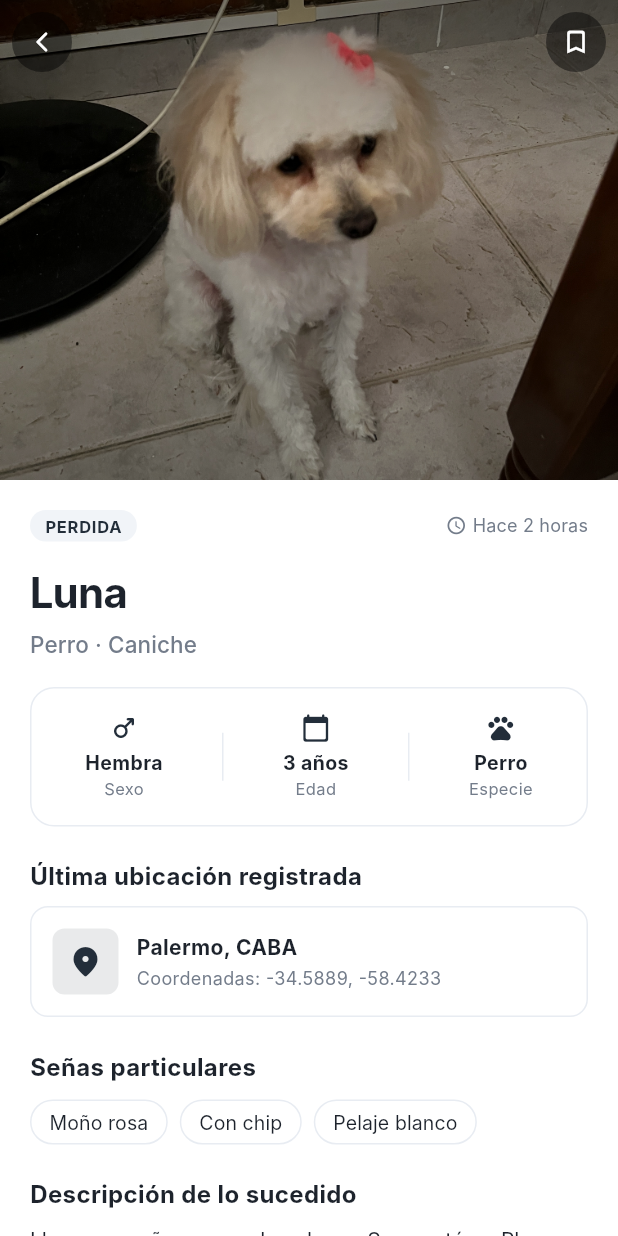
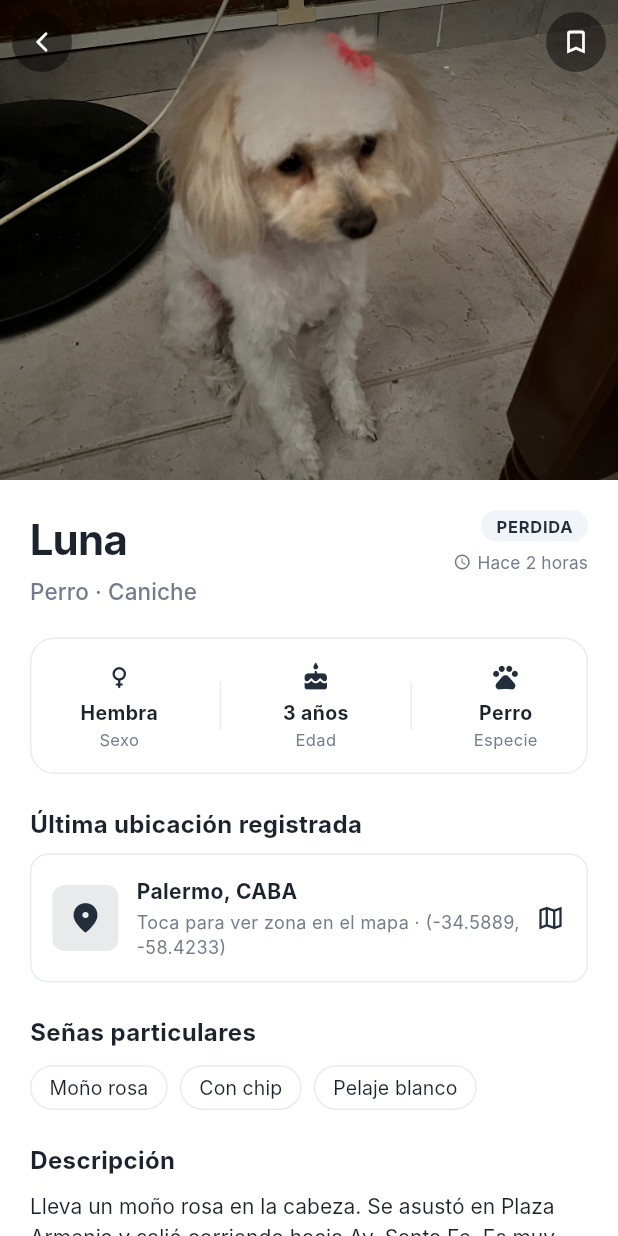
Before and after one commit to fabianmolinaaa/Yago, a Flutter app: the PetDetailScreen screen opened directly with sample values from the repository, on a phone screen of 412 x 824 dp. Run offline on Flutter 3.47's test engine with Material 3 defaults, Android fonts, the phone set to English and light mode, and no system bars; our stand-ins replace cloud_firestore, firebase_auth, firebase_core, firebase_storage, flutter_map, geolocator and 2 more; accounts and stored records are empty; network calls fail; Roboto replaces fonts that are missing (Inter).

Commit message:
HU-S1-05: feat(pet-detail): actualiza ficha de mascota, adaptación de campos, mapa contextual y resolución de casos

```diff
--- a/lib/screens/home/feed_tab.dart
+++ b/lib/screens/home/feed_tab.dart
@@ -77,8 +77,9 @@ class _FeedTabState extends State<FeedTab> {
         items = [...communityPets, ...communityPosts];
         break;
       default:
-        // Feed principal (Todos): integra todas las publicaciones y reportes
-        items = [...allPets, ...communityPosts];
+        // Feed principal (Todos): integra publicaciones y reportes activos (excluyendo mascotas ya recuperadas/resueltas)
+        final activePets = allPets.where((pet) => pet.status != YagoPetStatus.reunited).toList();
+        items = [...activePets, ...communityPosts];
         break;
     }
 
--- a/lib/screens/home/pet_map_tab.dart
+++ b/lib/screens/home/pet_map_tab.dart
@@ -17,7 +17,7 @@ class _PetMapTabState extends State<PetMapTab> {
 
   @override
   Widget build(BuildContext context) {
-    final pets = MockDataService().getAllPets();
+    final pets = MockDataService().getAllPets().where((p) => p.status != YagoPetStatus.reunited).toList();
 
     return Scaffold(
       backgroundColor: const Color(0xFFE8ECEF),
--- a/lib/screens/pet_detail/pet_detail_screen.dart
+++ b/lib/screens/pet_detail/pet_detail_screen.dart
@@ -1,8 +1,72 @@
 import 'package:flutter/material.dart';
 import '../../models/pet.dart';
+import '../../services/auth_service.dart';
 import '../../services/mock_data_service.dart';
 import '../../utils/design_system.dart';
 import '../../widgets/common/widgets.dart';
+
+/// Icono vectorial minimalista oficial para representar especie Felina / Gato.
+class CatIcon extends StatelessWidget {
+  final double size;
+  final Color color;
+
+  const CatIcon({
+    super.key,
+    this.size = 20,
+    this.color = AppColors.primary,
+  });
+
+  @override
+  Widget build(BuildContext context) {
+    return SizedBox(
+      width: size,
+      height: size,
+      child: CustomPaint(
+        painter: _CatIconPainter(color),
+      ),
+    );
+  }
+}
+
+class _CatIconPainter extends CustomPainter {
+  final Color color;
+
+  _CatIconPainter(this.color);
+
+  @override
+  void paint(Canvas canvas, Size size) {
+    final paint = Paint()
+      ..color = color
+      ..style = PaintingStyle.fill
+      ..isAntiAlias = true;
+
+    final scaleX = size.width / 24.0;
+    final scaleY = size.height / 24.0;
+
+    canvas.save();
+    canvas.scale(scaleX, scaleY);
+
+    final path = Path();
+    // Silueta de cabeza de gato estilizada con orejas triangulares
+    path.moveTo(12.0, 7.0);
+    path.lineTo(15.5, 7.0);
+    path.lineTo(19.5, 2.5); // Oreja derecha
+    path.lineTo(19.2, 9.8);
+    path.cubicTo(21.8, 12.8, 20.8, 17.5, 17.5, 20.2); // Mejilla derecha
+    path.cubicTo(14.5, 22.2, 9.5, 22.2, 6.5, 20.2); // Mentón
+    path.cubicTo(3.2, 17.5, 2.2, 12.8, 4.8, 9.8); // Mejilla izquierda
+    path.lineTo(4.5, 2.5); // Oreja izquierda
+    path.lineTo(8.5, 7.0);
+    path.close();
+
+    canvas.drawPath(path, paint);
+    canvas.restore();
+  }
+
+  @override
+  bool shouldRepaint(covariant _CatIconPainter oldDelegate) =>
+      oldDelegate.color != color;
+}
 
 class PetDetailScreen extends StatefulWidget {
   final Pet pet;
@@ -158,74 +222,90 @@ class _PetDetailScreenState extends State<PetDetailScreen> {
     );
   }
 
-  void _showReportSightingDialog() {
-    final sightingController = TextEditingController();
-    showDialog(
+  Future<void> _confirmMarkAsResolved() async {
+    final confirmed = await showDialog<bool>(
       context: context,
       builder: (ctx) => AlertDialog(
         shape: RoundedRectangleBorder(borderRadius: AppRadius.lgBorder),
-        title: const Text('Aportar información o avistamiento'),
-        content: Column(
-          mainAxisSize: MainAxisSize.min,
-          crossAxisAlignment: CrossAxisAlignment.start,
-          children: [
-            const Text(
-              '¿La viste recientemente o tienes algún dato certero? Tu ayuda es fundamental.',
-              style: TextStyle(fontSize: 13, color: AppColors.textSecondary),
+        title: const Text(
+          '¿Marcar como recuperada?',
+          style: TextStyle(fontFamily: 'Inter', fontWeight: FontWeight.bold),
         ),
-            const SizedBox(height: 16),
-            YagoTextField(
-              label: 'Detalles del avistamiento',
-              hint: 'Ej: La vi hoy a las 14hs cerca de la esquina...',
-              controller: sightingController,
-              maxLines: 3,
-            ),
-          ],
+        content: const Text(
+          '¿Estás seguro de que deseas marcar esta mascota como recuperada? El caso se dará por resuelto y el reporte dejará de mostrarse en los feeds.',
+          style: TextStyle(fontFamily: 'Inter', fontSize: 14, color: AppColors.textPrimary),
         ),
         actions: [
           TextButton(
-            onPressed: () => Navigator.of(ctx).pop(),
-            child: const Text('Cancelar'),
+            onPressed: () => Navigator.of(ctx).pop(false),
+            child: const Text('Cancelar', style: TextStyle(color: AppColors.textSecondary)),
           ),
           ElevatedButton(
             style: ElevatedButton.styleFrom(
-              backgroundColor: AppColors.primary,
+              backgroundColor: AppColors.reunited,
               foregroundColor: Colors.white,
+              elevation: 0,
               shape: RoundedRectangleBorder(borderRadius: AppRadius.smBorder),
             ),
-            onPressed: () {
-              if (sightingController.text.trim().isNotEmpty) {
-                Navigator.of(ctx).pop();
-                ScaffoldMessenger.of(context).showSnackBar(
-                  const SnackBar(
-                    content: Text('¡Gracias! Tu aviso fue notificado a la familia.'),
-                    backgroundColor: AppColors.primary,
-                  ),
-                );
-              }
-            },
-            child: const Text('Enviar reporte'),
+            onPressed: () => Navigator.of(ctx).pop(true),
+            child: const Text('Sí, marcar como recuperada'),
           ),
         ],
       ),
     );
+
+    if (confirmed == true && mounted) {
+      _markAsResolved();
+    }
   }
 
   void _markAsResolved() {
+    MockDataService().markAsReunited(_pet.id);
     setState(() {
-      MockDataService().markAsReunited(_pet.id);
       _pet = _pet.copyWith(status: YagoPetStatus.reunited);
     });
     ScaffoldMessenger.of(context).showSnackBar(
       const SnackBar(
-        content: Text('¡Felicitaciones! Mascota marcada como reunida.'),
+        content: Text('¡Caso resuelto! La mascota fue marcada como recuperada y retirada de los feeds.'),
         backgroundColor: AppColors.reunited,
+        duration: Duration(seconds: 4),
       ),
     );
   }
 
+  Widget _getSpeciesIcon(String species) {
+    final s = species.toLowerCase().trim();
+    if (s.contains('perro') || s.contains('canino') || s.contains('dog')) {
+      return const Icon(Icons.pets_rounded, size: 20, color: AppColors.primary);
+    } else if (s.contains('gato') || s.contains('felino') || s.contains('cat')) {
+      return const CatIcon(size: 20, color: AppColors.primary);
+    } else {
+      // 'Otro' (aves, tortugas, conejos, etc.)
+      return const Icon(Icons.cruelty_free_rounded, size: 20, color: AppColors.primary);
+    }
+  }
+
+  Widget _getGenderIcon(String gender) {
+    final g = gender.toLowerCase().trim();
+    if (g.contains('macho')) {
+      return const Icon(Icons.male_rounded, size: 20, color: AppColors.primary);
+    } else if (g.contains('hembra')) {
+      return const Icon(Icons.female_rounded, size: 20, color: AppColors.primary);
+    } else {
+      return const Icon(Icons.transgender_rounded, size: 20, color: AppColors.primary);
+    }
+  }
+
   @override
   Widget build(BuildContext context) {
+    final currentUser = AuthService().currentUser;
+    final isOwner = _pet.isUserOwner ||
+        (currentUser != null && _pet.ownerId == currentUser.uid) ||
+        (currentUser?.displayName != null &&
+            currentUser!.displayName!.isNotEmpty &&
+            _pet.contactName.trim().toLowerCase() ==
+                currentUser.displayName!.trim().toLowerCase());
+
     return Scaffold(
       backgroundColor: AppColors.background,
       body: CustomScrollView(
@@ -296,26 +376,14 @@ class _PetDetailScreenState extends State<PetDetailScreen> {
               child: Column(
                 crossAxisAlignment: CrossAxisAlignment.start,
                 children: [
-                  // Estado semántico y fecha
+                  // ─── 1. Nombre y Raza a la izquierda, Estado y Horario a la derecha ───
                   Row(
-                    mainAxisAlignment: MainAxisAlignment.spaceBetween,
+                    crossAxisAlignment: CrossAxisAlignment.start,
                     children: [
-                      YagoStatusBadge(status: _pet.status),
-                      Row(
+                      Expanded(
+                        child: Column(
+                          crossAxisAlignment: CrossAxisAlignment.start,
                           children: [
-                          const Icon(Icons.access_time_rounded, size: 14, color: AppColors.muted),
-                          const SizedBox(width: 4),
-                          Text(
-                            _pet.timeAgo,
-                            style: AppTypography.caption.copyWith(color: AppColors.textSecondary),
-                          ),
-                        ],
-                      ),
-                    ],
-                  ),
-                  const SizedBox(height: 14),
-
-                  // Nombre de la mascota
                             Text(
                               _pet.name,
                               style: const TextStyle(
@@ -327,20 +395,48 @@ class _PetDetailScreenState extends State<PetDetailScreen> {
                               ),
                             ),
                             const SizedBox(height: 4),
-
-                  // Raza y especie
                             Text(
-                    '${_pet.species} · ${_pet.breed}',
+                              _pet.species.isNotEmpty && _pet.species != 'Otro'
+                                  ? '${_pet.species} · ${_pet.breed}'
+                                  : _pet.breed,
                               style: AppTypography.subheadline.copyWith(
                                 color: AppColors.textSecondary,
                                 fontWeight: FontWeight.w500,
                               ),
                             ),
-                  const SizedBox(height: 18),
+                          ],
+                        ),
+                      ),
+                      const SizedBox(width: 12),
+                      Column(
+                        crossAxisAlignment: CrossAxisAlignment.end,
+                        mainAxisSize: MainAxisSize.min,
+                        children: [
+                          YagoStatusBadge(status: _pet.status),
+                          const SizedBox(height: 6),
+                          Row(
+                            mainAxisSize: MainAxisSize.min,
+                            children: [
+                              const Icon(Icons.access_time_rounded, size: 12, color: AppColors.muted),
+                              const SizedBox(width: 4),
+                              Text(
+                                _pet.timeAgo,
+                                style: AppTypography.caption.copyWith(
+                                  color: AppColors.textSecondary,
+                                  fontSize: 11.5,
+                                ),
+                              ),
+                            ],
+                          ),
+                        ],
+                      ),
+                    ],
+                  ),
+                  const SizedBox(height: 20),
 
-                  // Ficha de Atributos (Edad, Sexo, Ubicación)
+                  // ─── 2. Ficha de Atributos (Sexo, Edad aproximada, Especie) ───
                   Container(
-                    padding: const EdgeInsets.all(16),
+                    padding: const EdgeInsets.symmetric(vertical: 14, horizontal: 12),
                     decoration: BoxDecoration(
                       color: AppColors.surface,
                       borderRadius: AppRadius.lgBorder,
@@ -349,17 +445,21 @@ class _PetDetailScreenState extends State<PetDetailScreen> {
                     child: Row(
                       mainAxisAlignment: MainAxisAlignment.spaceAround,
                       children: [
-                        _buildAttributeItem('Sexo', _pet.gender, Icons.male_rounded),
+                        _buildAttributeItem('Sexo', _pet.gender, _getGenderIcon(_pet.gender)),
                         Container(width: 1, height: 32, color: AppColors.border),
-                        _buildAttributeItem('Edad', _pet.age, Icons.calendar_today_rounded),
+                        _buildAttributeItem(
+                          'Edad',
+                          _pet.age,
+                          const Icon(Icons.cake_rounded, size: 20, color: AppColors.primary),
+                        ),
                         Container(width: 1, height: 32, color: AppColors.border),
-                        _buildAttributeItem('Especie', _pet.species, Icons.pets_rounded),
+                        _buildAttributeItem('Especie', _pet.species, _getSpeciesIcon(_pet.species)),
                       ],
                     ),
                   ),
                   const SizedBox(height: 22),
 
-                  // Ubicación
+                  // ─── 3. Última ubicación registrada (Clickable -> abre mapa) ───
                   const Text(
                     'Última ubicación registrada',
                     style: TextStyle(
@@ -369,10 +469,17 @@ class _PetDetailScreenState extends State<PetDetailScreen> {
                     ),
                   ),
                   const SizedBox(height: 8),
-                  Container(
+                  Material(
+                    color: Colors.white,
+                    borderRadius: AppRadius.mdBorder,
+                    child: InkWell(
+                      borderRadius: AppRadius.mdBorder,
+                      onTap: () {
+                        ContextualZoneModal.show(context, _pet);
+                      },
+                      child: Container(
                         padding: const EdgeInsets.all(14),
                         decoration: BoxDecoration(
-                      color: Colors.white,
                           borderRadius: AppRadius.mdBorder,
                           border: Border.all(color: AppColors.border),
                         ),
@@ -401,18 +508,26 @@ class _PetDetailScreenState extends State<PetDetailScreen> {
                                   ),
                                   const SizedBox(height: 2),
                                   Text(
-                                'Coordenadas: ${_pet.latitude.toStringAsFixed(4)}, ${_pet.longitude.toStringAsFixed(4)}',
+                                    'Toca para ver zona en el mapa · (${_pet.latitude.toStringAsFixed(4)}, ${_pet.longitude.toStringAsFixed(4)})',
                                     style: const TextStyle(fontSize: 12, color: AppColors.textSecondary),
                                   ),
                                 ],
                               ),
                             ),
+                            const SizedBox(width: 8),
+                            const Icon(
+                              Icons.map_outlined,
+                              color: AppColors.primary,
+                              size: 20,
+                            ),
                           ],
+                        ),
+                      ),
                     ),
                   ),
                   const SizedBox(height: 22),
 
-                  // Tags / Atributos físicos
+                  // ─── 4. Señas particulares ───
                   if (_pet.tags.isNotEmpty) ...[
                     const Text(
                       'Señas particulares',
@@ -431,49 +546,9 @@ class _PetDetailScreenState extends State<PetDetailScreen> {
                     const SizedBox(height: 22),
                   ],
 
-                  // Historia o caso resuelto
-                  if (_pet.storyText != null) ...[
-                    Container(
-                      padding: const EdgeInsets.all(16),
-                      decoration: BoxDecoration(
-                        color: AppColors.reunited.withValues(alpha: 0.08),
-                        borderRadius: AppRadius.lgBorder,
-                        border: Border.all(color: AppColors.reunited.withValues(alpha: 0.3)),
-                      ),
-                      child: Row(
-                        crossAxisAlignment: CrossAxisAlignment.start,
-                        children: [
-                          const Icon(Icons.favorite_rounded, color: AppColors.reunited, size: 22),
-                          const SizedBox(width: 12),
-                          Expanded(
-                            child: Column(
-                              crossAxisAlignment: CrossAxisAlignment.start,
-                              children: [
+                  // ─── 5. Descripción ───
                   const Text(
-                                  'Historia con final feliz',
-                                  style: TextStyle(
-                                    fontSize: 14,
-                                    fontWeight: FontWeight.bold,
-                                    color: AppColors.reunited,
-                                  ),
-                                ),
-                                const SizedBox(height: 4),
-                                Text(
-                                  _pet.storyText!,
-                                  style: const TextStyle(fontSize: 13, color: AppColors.textPrimary, height: 1.4),
-                                ),
-                              ],
-                            ),
-                          ),
-                        ],
-                      ),
-                    ),
-                    const SizedBox(height: 22),
-                  ],
-
-                  // Descripción detallada
-                  const Text(
-                    'Descripción de lo sucedido',
+                    'Descripción',
                     style: TextStyle(
                       fontSize: 16,
                       fontWeight: FontWeight.bold,
@@ -489,42 +564,61 @@ class _PetDetailScreenState extends State<PetDetailScreen> {
                       fontSize: 14,
                     ),
                   ),
-                  const SizedBox(height: 36),
+                  const SizedBox(height: 32),
 
-                  // Si el usuario es dueño y aún está perdida, botón de resolver caso
-                  if (_pet.isUserOwner && _pet.status != YagoPetStatus.reunited) ...[
-                    YagoButton(
-                      text: '¡Mascota recuperada! Marcar como encontrada',
-                      variant: YagoButtonVariant.secondary,
-                      size: YagoButtonSize.large,
-                      isFullWidth: true,
-                      onPressed: _markAsResolved,
+                  // ─── 6. Botón de Marcar como recuperada (si es dueño y caso activo) ───
+                  if (isOwner && _pet.status != YagoPetStatus.reunited) ...[
+                    Container(
+                      width: double.infinity,
+                      decoration: BoxDecoration(
+                        color: AppColors.reunitedBg,
+                        borderRadius: BorderRadius.circular(28),
+                        border: Border.all(
+                          color: AppColors.reunited.withValues(alpha: 0.35),
+                          width: 1.2,
                         ),
-                    const SizedBox(height: 12),
+                      ),
+                      child: Material(
+                        color: Colors.transparent,
+                        child: InkWell(
+                          borderRadius: BorderRadius.circular(28),
+                          onTap: _confirmMarkAsResolved,
+                          child: const Padding(
+                            padding: EdgeInsets.symmetric(horizontal: 20, vertical: 14),
+                            child: Row(
+                              mainAxisAlignment: MainAxisAlignment.center,
+                              children: [
+                                Icon(Icons.check_circle_rounded, color: AppColors.reunited, size: 20),
+                                SizedBox(width: 8),
+                                Flexible(
+                                  child: Text(
+                                    'Marcar como recuperada',
+                                    style: TextStyle(
+                                      fontFamily: 'Inter',
+                                      fontSize: 15.5,
+                                      fontWeight: FontWeight.w700,
+                                      color: AppColors.reunitedText,
+                                    ),
+                                    overflow: TextOverflow.ellipsis,
+                                  ),
+                                ),
+                              ],
+                            ),
+                          ),
+                        ),
+                      ),
+                    ),
+                    const SizedBox(height: 14),
                   ],
 
-                  // Botones principales de contacto y ayuda
-                  Row(
-                    children: [
-                      Expanded(
-                        child: YagoButton(
-                          text: 'Aportar dato',
-                          variant: YagoButtonVariant.outline,
-                          size: YagoButtonSize.large,
-                          onPressed: _showReportSightingDialog,
-                        ),
-                      ),
-                      const SizedBox(width: 12),
-                      Expanded(
-                        child: YagoButton(
+                  // ─── 7. Botón principal de contacto ───
+                  YagoButton(
                     text: 'Contactar',
                     variant: YagoButtonVariant.primary,
                     size: YagoButtonSize.large,
+                    isFullWidth: true,
                     icon: const Icon(Icons.chat_bubble_outline_rounded, size: 18, color: Colors.white),
                     onPressed: _showContactDialog,
-                        ),
-                      ),
-                    ],
                   ),
                   const SizedBox(height: 40),
                 ],
@@ -536,13 +630,16 @@ class _PetDetailScreenState extends State<PetDetailScreen> {
     );
   }
 
-  Widget _buildAttributeItem(String label, String value, IconData icon) {
+  Widget _buildAttributeItem(String label, String value, Widget iconWidget) {
     return Column(
       children: [
-        Icon(icon, size: 20, color: AppColors.primary),
+        SizedBox(
+          height: 22,
+          child: Center(child: iconWidget),
+        ),
         const SizedBox(height: 4),
         Text(
-          value,
+          value.isNotEmpty ? value : '—',
           style: const TextStyle(
             fontSize: 13,
             fontWeight: FontWeight.bold,
```
Also changed, not shown: lib/widgets/common/yago_button.dart (+8 -1 lines), 1 other file. Lines whose indentation alone changed are shown as unchanged.
